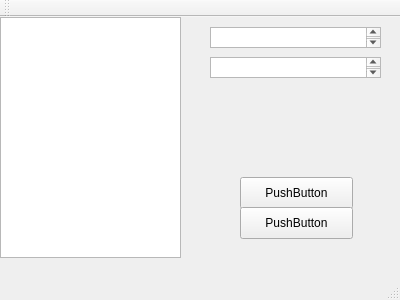
Flyingblu/trival_sms, file mainwindow.ui: the form before one commit.
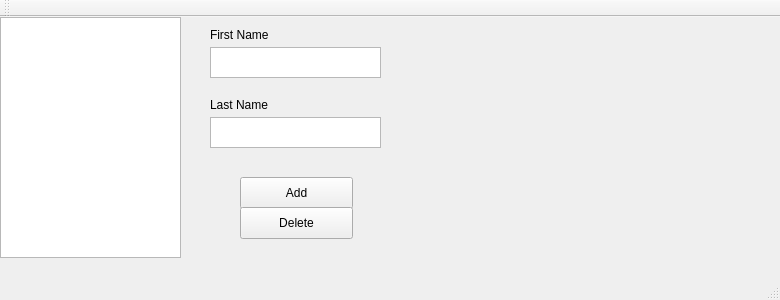
The form after the commit.

```diff
--- a/mainwindow.ui
+++ b/mainwindow.ui
@@ -6,7 +6,7 @@
    <rect>
     <x>0</x>
     <y>0</y>
-    <width>400</width>
+    <width>780</width>
     <height>300</height>
    </rect>
   </property>
@@ -34,7 +34,7 @@
      </rect>
     </property>
     <property name="text">
-     <string>PushButton</string>
+     <string>Add</string>
     </property>
    </widget>
    <widget class="QPushButton" name="pushButton_2">
@@ -47,28 +47,54 @@
      </rect>
     </property>
     <property name="text">
-     <string>PushButton</string>
+     <string>Delete</string>
     </property>
    </widget>
-   <widget class="QTextEdit" name="textEdit">
+   <widget class="QTextEdit" name="first_name_te">
+    <property name="geometry">
+     <rect>
+      <x>210</x>
+      <y>30</y>
+      <width>171</width>
+      <height>31</height>
+     </rect>
+    </property>
+   </widget>
+   <widget class="QTextEdit" name="last_name_te">
+    <property name="geometry">
+     <rect>
+      <x>210</x>
+      <y>100</y>
+      <width>171</width>
+      <height>31</height>
+     </rect>
+    </property>
+   </widget>
+   <widget class="QLabel" name="first_name_label">
     <property name="geometry">
      <rect>
       <x>210</x>
       <y>10</y>
-      <width>171</width>
-      <height>21</height>
+      <width>81</width>
+      <height>16</height>
      </rect>
     </property>
+    <property name="text">
+     <string>First Name</string>
+    </property>
    </widget>
-   <widget class="QTextEdit" name="textEdit_2">
+   <widget class="QLabel" name="last_name_label">
     <property name="geometry">
      <rect>
       <x>210</x>
-      <y>40</y>
-      <width>171</width>
-      <height>21</height>
+      <y>80</y>
+      <width>121</width>
+      <height>16</height>
      </rect>
     </property>
+    <property name="text">
+     <string>Last Name</string>
+    </property>
    </widget>
   </widget>
   <widget class="QMenuBar" name="menuBar">
```
Left out of the diff: 6 changed lines with no effect on the pictures.
